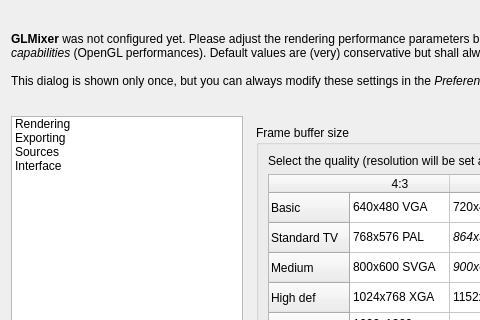
First picture: the form in src/UserPreferencesDialog.ui, repository markus-wa/glmixer-mirror, before the edit; both pictures show x 0 to 480 and y 0 to 320 of the 754 by 568 pixel window.
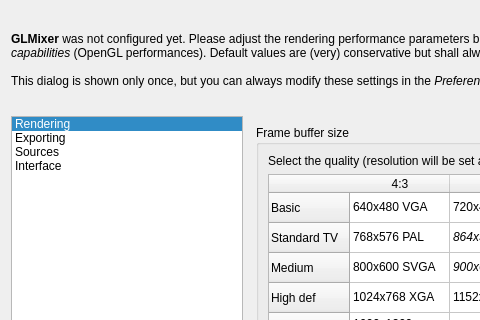
Second picture: the form after the edit. Icons and pictures are not drawn. Custom widgets are drawn as their Qt base class.

Commit message: Various bugs fixed in glmixer main gui, settings and logger.

The edit to the form file:
```diff
--- a/src/UserPreferencesDialog.ui
+++ b/src/UserPreferencesDialog.ui
@@ -89,7 +89,7 @@
           <bool>false</bool>
          </property>
          <property name="currentRow">
-          <number>-1</number>
+          <number>0</number>
          </property>
          <item>
           <property name="text">
```
Left out of the diff: 3 changed lines with no effect on the pictures. The commit also changes 6 other files.
